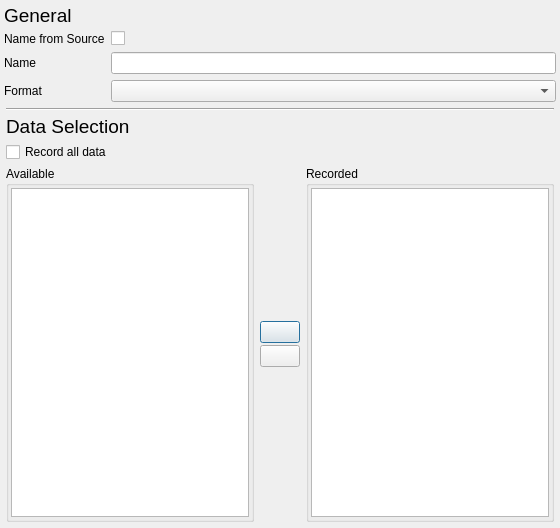
First picture: the form in modules/jsonwriter/jsonsettingsdialog.ui, repository syntalos/syntalos, before the edit.
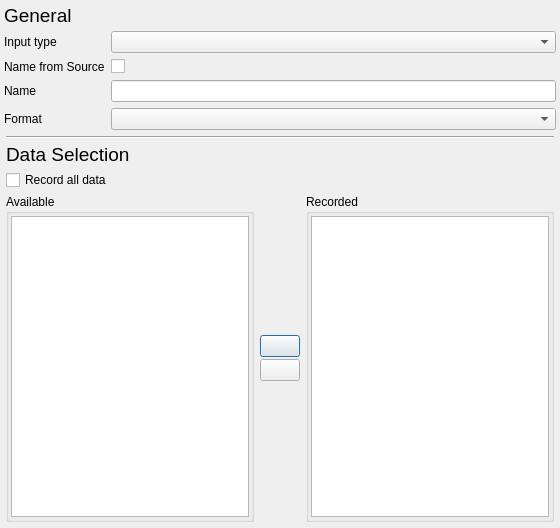
Second picture: the form after the edit. Icons and pictures are not drawn. Custom widgets are drawn as their Qt base class.

Commit message: Use dynamic port selector in Zarr/JSON writers and make it reusable

What changed in the file:
```diff
--- a/modules/jsonwriter/jsonsettingsdialog.ui
+++ b/modules/jsonwriter/jsonsettingsdialog.ui
@@ -79,17 +79,17 @@
         <property name="bottomMargin">
          <number>0</number>
         </property>
-        <item row="0" column="0">
+        <item row="1" column="0">
          <widget class="QLabel" name="nameFromSourceLabel">
           <property name="text">
            <string>Name from Source</string>
           </property>
          </widget>
         </item>
-        <item row="0" column="1">
+        <item row="1" column="1">
          <widget class="QCheckBox" name="nameFromSrcCheckBox"/>
         </item>
-        <item row="1" column="0">
+        <item row="2" column="0">
          <widget class="QLabel" name="nameLabel">
           <property name="text">
            <string>Name</string>
@@ -99,19 +99,29 @@
           </property>
          </widget>
         </item>
-        <item row="1" column="1">
+        <item row="2" column="1">
          <widget class="QLineEdit" name="nameLineEdit"/>
         </item>
-        <item row="2" column="0">
+        <item row="3" column="0">
          <widget class="QLabel" name="formatLabel">
           <property name="text">
            <string>Format</string>
           </property>
          </widget>
         </item>
-        <item row="2" column="1">
+        <item row="3" column="1">
          <widget class="QComboBox" name="formatComboBox"/>
         </item>
+        <item row="0" column="0">
+         <widget class="QLabel" name="inputTypeLabel">
+          <property name="text">
+           <string>Input type</string>
+          </property>
+         </widget>
+        </item>
+        <item row="0" column="1">
+         <widget class="Syntalos::DataTypeSelector" name="inputTypeSel"/>
+        </item>
        </layout>
       </item>
      </layout>
@@ -343,6 +353,13 @@
    </item>
   </layout>
  </widget>
+ <customwidgets>
+  <customwidget>
+   <class>Syntalos::DataTypeSelector</class>
+   <extends>QComboBox</extends>
+   <header>fabric/datatypeselector.h</header>
+  </customwidget>
+ </customwidgets>
  <tabstops>
   <tabstop>nameFromSrcCheckBox</tabstop>
   <tabstop>nameLineEdit</tabstop>
```
Left out of the diff: 12 changed lines with no effect on the pictures. The commit also changes 17 other files.
